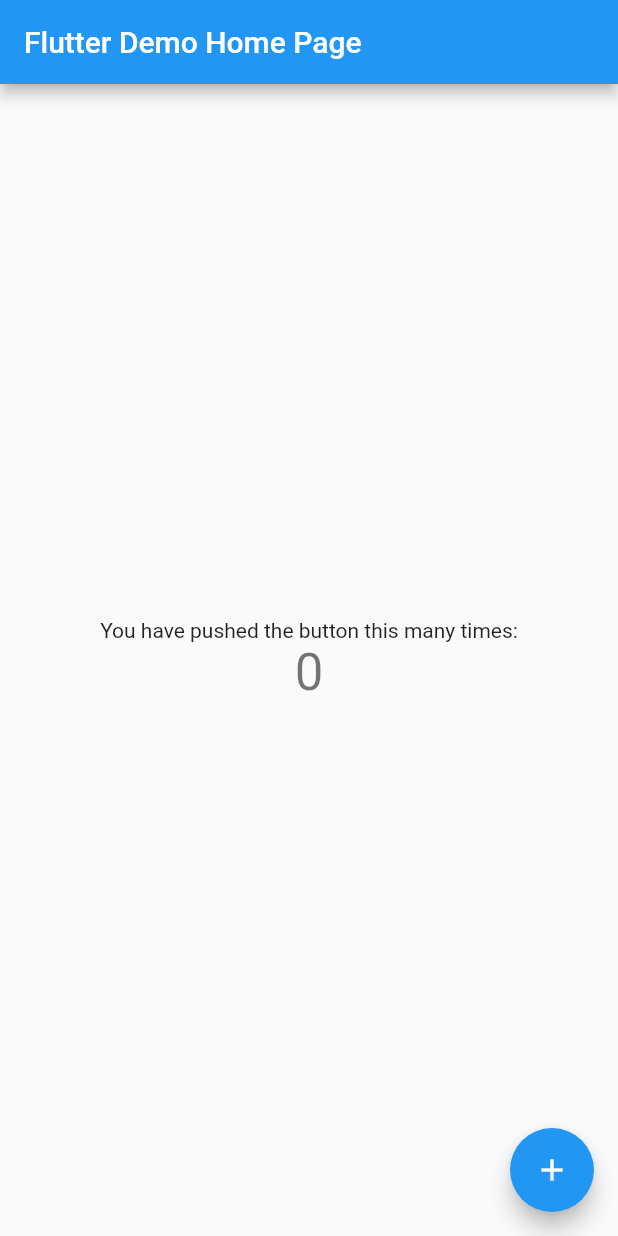
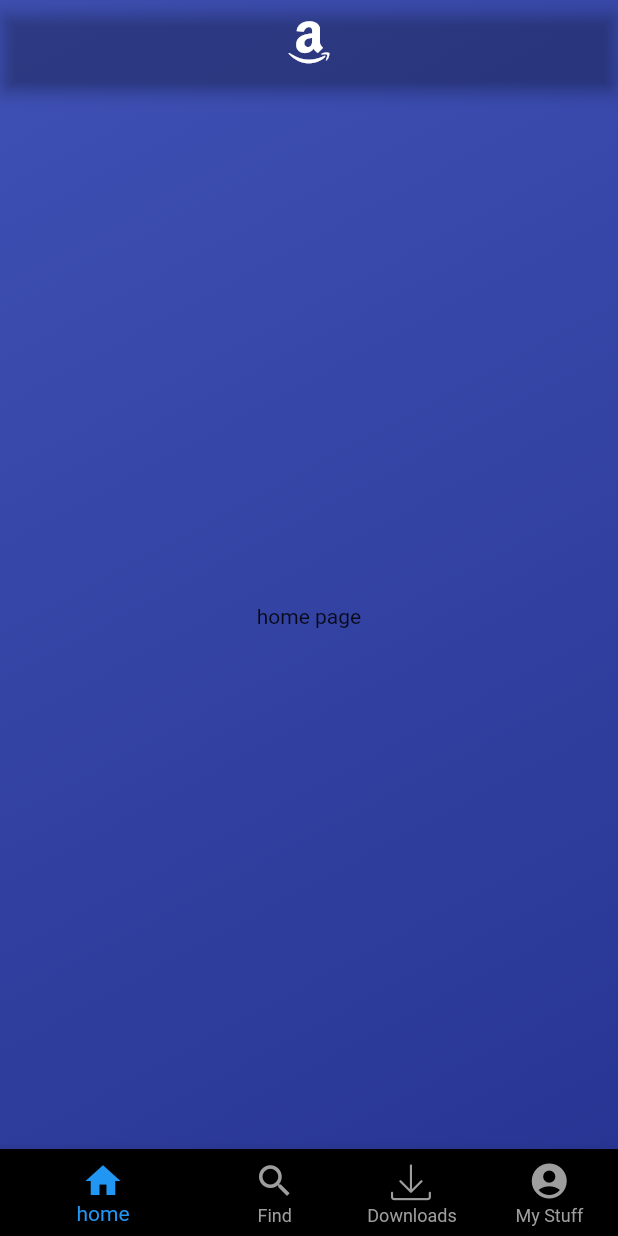
Before and after one commit to naveenbharadwaj19/AmazonPrimeClone, a Flutter app: the screen it shows after launch, on a phone screen of 412 x 824 dp. Run offline on Flutter 3.47's test engine with Material 2 defaults, Android fonts, the phone set to English and light mode, and no system bars.

Commit message:
added bottomnavigationbar & icons

```diff
--- /dev/null
+++ b/lib/Icons/prime_download_icon_icons.dart
@@ -0,0 +1,29 @@
+/// Flutter icons PrimeDownloadIcon
+/// Copyright (C) 2020 by original authors @ fluttericon.com, fontello.com
+/// This font was generated by FlutterIcon.com, which is derived from Fontello.
+///
+/// To use this font, place it in your fonts/ directory and include the
+/// following in your pubspec.yaml
+///
+/// flutter:
+///   fonts:
+///    - family:  PrimeDownloadIcon
+///      fonts:
+///       - asset: fonts/PrimeDownloadIcon.ttf
+///
+///
+/// * Linearicons Free, Copyright (C) Linearicons.com
+///         Author:    Perxis
+///         License:   CC BY-SA 4.0 (https://creativecommons.org/licenses/by-sa/4.0/)
+///         Homepage:  https://linearicons.com
+///
+import 'package:flutter/widgets.dart';
+
+class PrimeDownloadIcon {
+  PrimeDownloadIcon._();
+
+  static const _kFontFam = 'PrimeDownloadIcon';
+  static const _kFontPkg = null;
+
+  static const IconData download = IconData(0xe865, fontFamily: _kFontFam, fontPackage: _kFontPkg);
+}
--- /dev/null
+++ b/lib/Icons/prime_video_icon_icons.dart
@@ -0,0 +1,29 @@
+/// Flutter icons PrimeVideoIcon
+/// Copyright (C) 2020 by original authors @ fluttericon.com, fontello.com
+/// This font was generated by FlutterIcon.com, which is derived from Fontello.
+///
+/// To use this font, place it in your fonts/ directory and include the
+/// following in your pubspec.yaml
+///
+/// flutter:
+///   fonts:
+///    - family:  PrimeVideoIcon
+///      fonts:
+///       - asset: fonts/PrimeVideoIcon.ttf
+///
+///
+/// * Font Awesome 4, Copyright (C) 2016 by Dave Gandy
+///         Author:    Dave Gandy
+///         License:   SIL ()
+///         Homepage:  http://fortawesome.github.com/Font-Awesome/
+///
+import 'package:flutter/widgets.dart';
+
+class PrimeVideoIcon {
+  PrimeVideoIcon._();
+
+  static const _kFontFam = 'PrimeVideoIcon';
+  static const _kFontPkg = null;
+
+  static const IconData amazon = IconData(0xf270, fontFamily: _kFontFam, fontPackage: _kFontPkg);
+}
--- a/lib/main.dart
+++ b/lib/main.dart
@@ -1,117 +1,41 @@
+import 'package:AmazonPrimeVideoClone/screens/downloads_screen.dart';
+import 'package:AmazonPrimeVideoClone/screens/home_screen.dart';
+import 'package:AmazonPrimeVideoClone/screens/my_stuff_screen.dart';
+import 'package:AmazonPrimeVideoClone/screens/search_screen.dart';
+import 'package:AmazonPrimeVideoClone/widgets/bottom_widgets.dart';
 import 'package:flutter/material.dart';
 
-void main() {
-  runApp(MyApp());
-}
+void main() => runApp(MyApp());
 
 class MyApp extends StatelessWidget {
-  // This widget is the root of your application.
   @override
   Widget build(BuildContext context) {
     return MaterialApp(
-      title: 'Flutter Demo',
-      theme: ThemeData(
-        // This is the theme of your application.
-        //
-        // Try running your application with "flutter run". You'll see the
-        // application has a blue toolbar. Then, without quitting the app, try
-        // changing the primarySwatch below to Colors.green and then invoke
-        // "hot reload" (press "r" in the console where you ran "flutter run",
-        // or simply save your changes to "hot reload" in a Flutter IDE).
-        // Notice that the counter didn't reset back to zero; the application
-        // is not restarted.
-        primarySwatch: Colors.blue,
-        // This makes the visual density adapt to the platform that you run
-        // the app on. For desktop platforms, the controls will be smaller and
-        // closer together (more dense) than on mobile platforms.
-        visualDensity: VisualDensity.adaptivePlatformDensity,
-      ),
-      home: MyHomePage(title: 'Flutter Demo Home Page'),
+      title: "Amazon Prime Video",
+      home: MyAppMain(),
     );
   }
 }
 
-class MyHomePage extends StatefulWidget {
-  MyHomePage({Key key, this.title}) : super(key: key);
-
-  // This widget is the home page of your application. It is stateful, meaning
-  // that it has a State object (defined below) that contains fields that affect
-  // how it looks.
-
-  // This class is the configuration for the state. It holds the values (in this
-  // case the title) provided by the parent (in this case the App widget) and
-  // used by the build method of the State. Fields in a Widget subclass are
-  // always marked "final".
-
-  final String title;
-
+class MyAppMain extends StatefulWidget {
   @override
-  _MyHomePageState createState() => _MyHomePageState();
+  _MyAppMainState createState() => _MyAppMainState();
 }
 
-class _MyHomePageState extends State<MyHomePage> {
-  int _counter = 0;
+class _MyAppMainState extends State<MyAppMain> {
+  List _widgetsScreenTapped = [HomeScreen(),SearchScreen(),DownloadsScreen(),MyStuffScreen()];
+  int index = 0;
+  tapped(int idx){
+    setState(() {
+      index = idx;
+    });
 
-  void _incrementCounter() {
-    setState(() {
-      // This call to setState tells the Flutter framework that something has
-      // changed in this State, which causes it to rerun the build method below
-      // so that the display can reflect the updated values. If we changed
-      // _counter without calling setState(), then the build method would not be
-      // called again, and so nothing would appear to happen.
-      _counter++;
-    });
   }
-
   @override
   Widget build(BuildContext context) {
-    // This method is rerun every time setState is called, for instance as done
-    // by the _incrementCounter method above.
-    //
-    // The Flutter framework has been optimized to make rerunning build methods
-    // fast, so that you can just rebuild anything that needs updating rather
-    // than having to individually change instances of widgets.
     return Scaffold(
-      appBar: AppBar(
-        // Here we take the value from the MyHomePage object that was created by
-        // the App.build method, and use it to set our appbar title.
-        title: Text(widget.title),
-      ),
-      body: Center(
-        // Center is a layout widget. It takes a single child and positions it
-        // in the middle of the parent.
-        child: Column(
-          // Column is also a layout widget. It takes a list of children and
-          // arranges them vertically. By default, it sizes itself to fit its
-          // children horizontally, and tries to be as tall as its parent.
-          //
-          // Invoke "debug painting" (press "p" in the console, choose the
-          // "Toggle Debug Paint" action from the Flutter Inspector in Android
-          // Studio, or the "Toggle Debug Paint" command in Visual Studio Code)
-          // to see the wireframe for each widget.
-          //
-          // Column has various properties to control how it sizes itself and
-          // how it positions its children. Here we use mainAxisAlignment to
-          // center the children vertically; the main axis here is the vertical
-          // axis because Columns are vertical (the cross axis would be
-          // horizontal).
-          mainAxisAlignment: MainAxisAlignment.center,
-          children: <Widget>[
-            Text(
-              'You have pushed the button this many times:',
-            ),
-            Text(
-              '$_counter',
-              style: Theme.of(context).textTheme.headline4,
-            ),
-          ],
-        ),
-      ),
-      floatingActionButton: FloatingActionButton(
-        onPressed: _incrementCounter,
-        tooltip: 'Increment',
-        child: Icon(Icons.add),
-      ), // This trailing comma makes auto-formatting nicer for build methods.
+      body: _widgetsScreenTapped[index],
+      bottomNavigationBar: BottomWidgets(index, tapped),
     );
   }
 }
--- /dev/null
+++ b/lib/screens/downloads_screen.dart
@@ -0,0 +1,12 @@
+import 'package:flutter/material.dart';
+
+class DownloadsScreen extends StatelessWidget {
+  @override
+  Widget build(BuildContext context) {
+    return Container(
+      color: Colors.green,
+      height: double.infinity,
+      width: double.infinity,
+    );
+  }
+}
--- /dev/null
+++ b/lib/screens/home_screen.dart
@@ -0,0 +1,31 @@
+import 'package:AmazonPrimeVideoClone/Icons/prime_video_icon_icons.dart';
+import 'package:flutter/material.dart';
+
+class HomeScreen extends StatelessWidget {
+  @override
+  Widget build(BuildContext context) {
+    return Container(
+      decoration: BoxDecoration(
+        gradient: LinearGradient(
+          colors: [
+            Colors.indigo,
+            Colors.indigo[800],
+          ],
+          begin: Alignment.topLeft,
+          end: Alignment.bottomRight,
+        ),
+      ),
+      child: Scaffold(
+        backgroundColor: Colors.transparent,
+        appBar: AppBar(
+          backgroundColor: Colors.transparent,
+          title: Icon(PrimeVideoIcon.amazon,size: 28,),
+          centerTitle: true,
+        ),
+        body: Center(
+          child: Text("home page"),
+        ),
+      ),
+    );
+  }
+}
--- /dev/null
+++ b/lib/screens/my_stuff_screen.dart
@@ -0,0 +1,12 @@
+import 'package:flutter/material.dart';
+
+class MyStuffScreen extends StatelessWidget {
+  @override
+  Widget build(BuildContext context) {
+    return Container(
+      color: Colors.yellow,
+      height: double.infinity,
+      width: double.infinity,
+    );
+  }
+}
--- /dev/null
+++ b/lib/screens/search_screen.dart
@@ -0,0 +1,12 @@
+import 'package:flutter/material.dart';
+
+class SearchScreen extends StatelessWidget {
+  @override
+  Widget build(BuildContext context) {
+    return Container(
+      color: Colors.red,
+      height: double.infinity,
+      width: double.infinity,
+    );
+  }
+}
--- /dev/null
+++ b/lib/widgets/bottom_widgets.dart
@@ -0,0 +1,56 @@
+import 'package:AmazonPrimeVideoClone/Icons/prime_download_icon_icons.dart';
+import 'package:flutter/material.dart';
+
+class BottomWidgets extends StatelessWidget {
+  final int index;
+  final Function tapped;
+
+  BottomWidgets(this.index,this.tapped);
+  final double _size = 28;
+  @override
+  Widget build(BuildContext context) {
+    return BottomNavigationBar(
+      currentIndex: index,
+      onTap: tapped,
+      backgroundColor: Colors.black,
+      unselectedItemColor: Colors.grey,
+      selectedItemColor: Colors.blue,
+      showUnselectedLabels: true,
+      showSelectedLabels: true,
+      items: [
+        BottomNavigationBarItem(
+          backgroundColor: Colors.black,
+          icon: Icon(
+            Icons.home,
+            size: _size,
+          ),
+          title: Text("home"),
+        ),
+        BottomNavigationBarItem(
+          backgroundColor: Colors.black,
+          icon: Icon(
+            Icons.search,
+            size: _size,
+          ),
+          title: Text("Find"),
+        ),
+        BottomNavigationBarItem(
+          backgroundColor: Colors.black,
+          icon: Icon(
+            PrimeDownloadIcon.download,
+            size: _size,
+          ),
+          title: Text("Downloads"),
+        ),
+        BottomNavigationBarItem(
+          backgroundColor: Colors.black,
+          icon: Icon(
+            Icons.account_circle,
+            size: _size,
+          ),
+          title: Text("My Stuff"),
+        ),
+      ],
+    );
+  }
+}
```
Also changed, not shown: pubspec.yaml (+7 -7 lines), assets/fonts/PrimeDownloadIcon.ttf (added), assets/fonts/PrimeVideoIcon.ttf (added), 1 other file.
